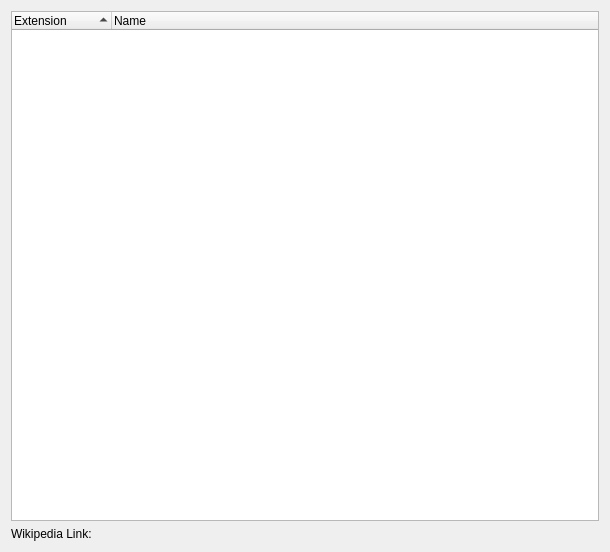
Qt form quarkplayer/config/WinFileAssociationsConfigWidget.ui (tkrotoff/QuarkPlayer) before a commit.
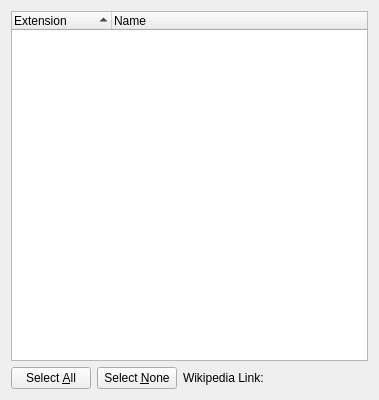
The same form after that commit.

Commit message: Integrate a shortcut configuration widget inside the config window Improve file association under Windows

The edit to the form file:
```diff
--- a/quarkplayer/config/WinFileAssociationsConfigWidget.ui
+++ b/quarkplayer/config/WinFileAssociationsConfigWidget.ui
@@ -5,8 +5,8 @@
    <rect>
     <x>0</x>
     <y>0</y>
-    <width>610</width>
-    <height>552</height>
+    <width>379</width>
+    <height>400</height>
    </rect>
   </property>
   <layout class="QGridLayout" name="gridLayout" >
@@ -28,7 +28,26 @@
     </widget>
    </item>
    <item row="1" column="0" >
+    <layout class="QHBoxLayout" name="horizontalLayout" >
+     <item>
+      <widget class="QPushButton" name="selectAllButton" >
+       <property name="text" >
+        <string>Select &amp;All</string>
+       </property>
+      </widget>
+     </item>
+     <item>
+      <widget class="QPushButton" name="selectNoneButton" >
+       <property name="text" >
+        <string>Select &amp;None</string>
+       </property>
+      </widget>
+     </item>
+     <item>
     <layout class="QFormLayout" name="formLayout" >
+       <property name="formAlignment" >
+        <set>Qt::AlignLeading|Qt::AlignLeft|Qt::AlignVCenter</set>
+       </property>
      <item row="0" column="0" >
       <widget class="QLabel" name="wikipediaLabel" >
        <property name="text" >
@@ -42,6 +61,21 @@
         <bool>true</bool>
        </property>
       </widget>
+       </item>
+      </layout>
+     </item>
+     <item>
+      <spacer name="horizontalSpacer" >
+       <property name="orientation" >
+        <enum>Qt::Horizontal</enum>
+       </property>
+       <property name="sizeHint" stdset="0" >
+        <size>
+         <width>40</width>
+         <height>20</height>
+        </size>
+       </property>
+      </spacer>
      </item>
     </layout>
    </item>
```
Lines whose indentation alone changed are shown as unchanged. The commit also changes 14 other files.
